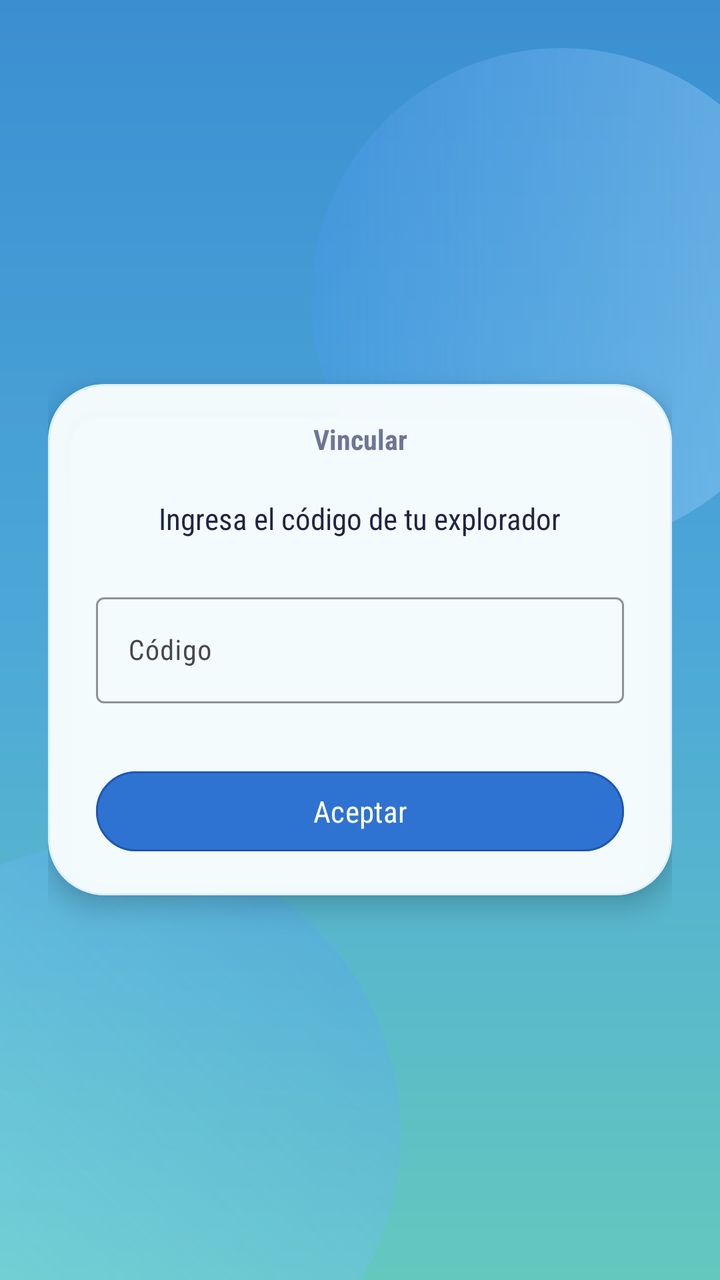
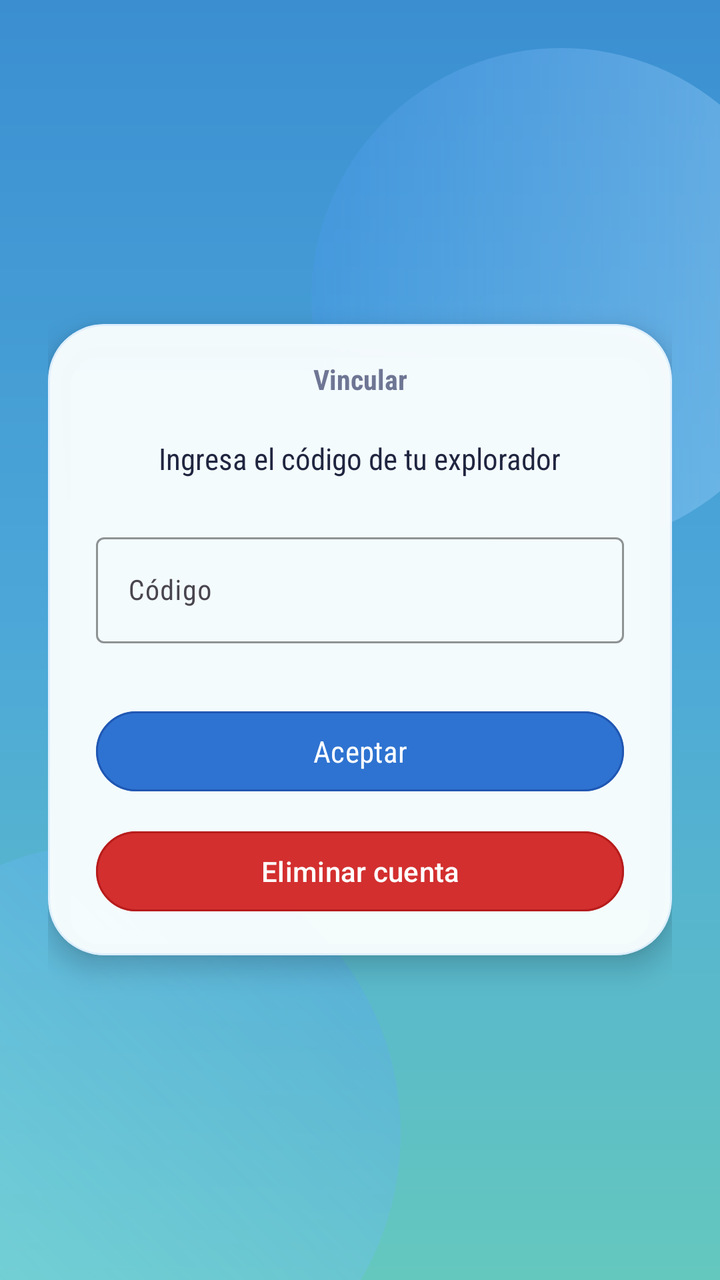

Compare the two renders of this Android layout. The source of the first and the diff that turns it into the second are given below.
<!-- AndroidManifest.xml: application theme Theme.Aura -->
<!-- res/layout/pantalla_vincular.xml -->
<?xml version="1.0" encoding="utf-8"?>
<RelativeLayout xmlns:android="http://schemas.android.com/apk/res/android"
    xmlns:app="http://schemas.android.com/apk/res-auto"
    xmlns:tools="http://schemas.android.com/tools"
    android:id="@+id/main_vincular"
    android:layout_width="match_parent"
    android:layout_height="match_parent"
    android:background="@drawable/bg_login_gradient"
    android:clipChildren="false"
    android:clipToPadding="false"
    tools:context=".PantallaVincular">

    <View
        android:id="@+id/blobTopVincular"
        android:layout_width="250dp"
        android:layout_height="250dp"
        android:layout_alignParentEnd="true"
        android:layout_marginTop="24dp"
        android:layout_marginEnd="-46dp"
        android:background="@drawable/bg_login_blob_top" />

    <View
        android:id="@+id/blobBottomVincular"
        android:layout_width="290dp"
        android:layout_height="290dp"
        android:layout_alignParentStart="true"
        android:layout_alignParentBottom="true"
        android:layout_marginStart="-90dp"
        android:layout_marginBottom="-72dp"
        android:background="@drawable/bg_login_blob_bottom" />

    <ScrollView
        android:layout_width="match_parent"
        android:layout_height="match_parent"
        android:fillViewport="true">

        <LinearLayout
            android:layout_width="match_parent"
            android:layout_height="wrap_content"
            android:orientation="vertical"
            android:gravity="center"
            android:padding="24dp"
            android:paddingTop="80dp"
            android:paddingBottom="40dp">

            
            <com.google.android.material.card.MaterialCardView
                android:id="@+id/cardVinculoActual"
                android:layout_width="match_parent"
                android:layout_height="wrap_content"
                android:layout_marginBottom="20dp"
                android:visibility="gone"
                app:cardBackgroundColor="@color/login_card_bg"
                app:cardCornerRadius="28dp"
                app:cardElevation="8dp"
                app:strokeColor="@color/login_card_stroke"
                app:strokeWidth="1dp">

                <LinearLayout
                    android:layout_width="match_parent"
                    android:layout_height="wrap_content"
                    android:orientation="vertical"
                    android:paddingStart="24dp"
                    android:paddingTop="20dp"
                    android:paddingEnd="24dp"
                    android:paddingBottom="20dp"
                    android:gravity="center">

                    <TextView
                        android:layout_width="match_parent"
                        android:layout_height="wrap_content"
                        android:fontFamily="sans-serif-condensed"
                        android:gravity="center"
                        android:text="Vínculo activo"
                        android:textColor="@color/aura_text_hint"
                        android:textSize="14sp"
                        android:textStyle="bold"
                        android:layout_marginBottom="8dp"/>

                    <TextView
                        android:layout_width="wrap_content"
                        android:layout_height="wrap_content"
                        android:fontFamily="sans-serif-condensed"
                        android:text="Código vinculado:"
                        android:textColor="@color/aura_text_primary"
                        android:textSize="14sp"
                        android:layout_marginBottom="4dp"/>

                    <TextView
                        android:id="@+id/tvCodigoVinculado"
                        android:layout_width="wrap_content"
                        android:layout_height="wrap_content"
                        android:fontFamily="sans-serif-condensed"
                        android:text="AURA-XXXXXX"
                        android:textColor="@color/login_link"
                        android:textSize="14sp"
                        android:textStyle="bold"
                        android:layout_marginBottom="24dp"/>

                    <com.google.android.material.button.MaterialButton
                        android:id="@+id/btnDesvincular"
                        android:layout_width="match_parent"
                        android:layout_height="44dp"
                        android:fontFamily="sans-serif-condensed"
                        android:text="⚠️  Desvincular"
                        android:textColor="#FFFFFF"
                        android:textSize="14sp"
                        app:backgroundTint="#D32F2F"
                        app:cornerRadius="24dp"
                        app:strokeColor="#B71C1C"
                        app:strokeWidth="1dp" />

                </LinearLayout>
            </com.google.android.material.card.MaterialCardView>

            
            <com.google.android.material.card.MaterialCardView
                android:id="@+id/cardViewVincular"
                android:layout_width="match_parent"
                android:layout_height="wrap_content"
                app:cardBackgroundColor="@color/login_card_bg"
                app:cardCornerRadius="28dp"
                app:cardElevation="8dp"
                app:strokeColor="@color/login_card_stroke"
                app:strokeWidth="1dp">

                <LinearLayout
                    android:layout_width="match_parent"
                    android:layout_height="wrap_content"
                    android:orientation="vertical"
                    android:paddingStart="24dp"
                    android:paddingTop="18dp"
                    android:paddingEnd="24dp"
                    android:paddingBottom="18dp"
                    android:gravity="center">

                    <TextView
                        android:layout_width="match_parent"
                        android:layout_height="wrap_content"
                        android:layout_marginBottom="20dp"
                        android:fontFamily="sans-serif-condensed"
                        android:gravity="center"
                        android:text="Vincular"
                        android:textColor="@color/aura_text_hint"
                        android:textSize="14sp"
                        android:textStyle="bold" />

                    <TextView
                        android:layout_width="wrap_content"
                        android:layout_height="wrap_content"
                        android:text="Ingresa el código de tu explorador"
                        android:textAlignment="center"
                        android:textColor="@color/aura_text_primary"
                        android:fontFamily="sans-serif-condensed"
                        android:textSize="15sp"
                        android:layout_marginBottom="24dp"/>

                    <com.google.android.material.textfield.TextInputLayout
                        android:id="@+id/tilCodigoVincular"
                        android:layout_width="match_parent"
                        android:layout_height="wrap_content"
                        android:layout_marginBottom="30dp"
                        app:boxBackgroundColor="@android:color/transparent"
                        app:boxStrokeColor="@color/login_input_stroke"
                        app:boxStrokeWidthFocused="2dp"
                        app:hintTextColor="@color/aura_text_hint">

                        <com.google.android.material.textfield.TextInputEditText
                            android:id="@+id/etCodigoVincular"
                            android:layout_width="match_parent"
                            android:layout_height="wrap_content"
                            android:fontFamily="sans-serif-condensed"
                            android:hint="Código"
                            android:inputType="textCapCharacters"
                            android:textAlignment="center"
                            android:textColor="@color/aura_text_primary"
                            android:textColorHint="@color/aura_text_hint"
                            android:textSize="14sp" />

                    </com.google.android.material.textfield.TextInputLayout>

                    <com.google.android.material.button.MaterialButton
                        android:id="@+id/btnAceptarVinculo"
                        android:layout_width="match_parent"
                        android:layout_height="48dp"
                        android:text="Aceptar"
                        android:textColor="@color/login_btn_text"
                        android:fontFamily="sans-serif-condensed"
                        android:textSize="15sp"
                        app:backgroundTint="@color/login_btn_bg"
                        app:cornerRadius="28dp"
                        app:strokeColor="@color/login_btn_stroke"
                        app:strokeWidth="1dp" />

                    <com.google.android.material.button.MaterialButton
                        android:id="@+id/btnRegresar"
                        android:layout_width="match_parent"
                        android:layout_height="48dp"
                        android:layout_marginTop="12dp"
                        android:text="Volver al inicio"
                        android:textColor="@color/login_btn_text"
                        android:fontFamily="sans-serif-condensed"
                        android:textSize="15sp"
                        android:visibility="gone"
                        app:backgroundTint="@color/login_btn_bg"
                        app:cornerRadius="28dp"
                        app:strokeColor="@color/login_btn_stroke"
                        app:strokeWidth="1dp" />

                </LinearLayout>
            </com.google.android.material.card.MaterialCardView>

        </LinearLayout>
    </ScrollView>

</RelativeLayout>
<!-- resources referenced by this layout -->
<resources>
  <color name="aura_text_hint">#6E7694</color>
  <color name="aura_text_primary">#202640</color>
  <color name="login_btn_bg">#2E73D1</color>
  <color name="login_btn_stroke">#2057B3</color>
  <color name="login_btn_text">#FFFFFFFF</color>
  <color name="login_card_bg">#F4FBFFFF</color>
  <color name="login_card_stroke">#90CDE7FF</color>
  <color name="login_input_stroke">#78A7D9</color>
  <color name="login_link">#2C63C9</color>
  <!-- drawable bg_login_blob_bottom (drawable) -->
  <?xml version="1.0" encoding="utf-8"?>
  <shape xmlns:android="http://schemas.android.com/apk/res/android" android:shape="oval">
      <gradient
          android:angle="45"
          android:startColor="@color/login_blob_bottom_start"
          android:endColor="@color/login_blob_bottom_end"
          android:type="linear" />
  </shape>
  <!-- drawable bg_login_blob_top (drawable) -->
  <?xml version="1.0" encoding="utf-8"?>
  <shape xmlns:android="http://schemas.android.com/apk/res/android" android:shape="oval">
      <gradient
          android:angle="180"
          android:startColor="@color/login_blob_top_start"
          android:endColor="@color/login_blob_top_end"
          android:type="linear" />
  </shape>
  <!-- drawable bg_login_gradient (drawable) -->
  <?xml version="1.0" encoding="utf-8"?>
  <shape xmlns:android="http://schemas.android.com/apk/res/android" android:shape="rectangle">
      <gradient
          android:angle="300"
          android:startColor="@color/login_bg_start"
          android:centerColor="@color/login_bg_center"
          android:endColor="@color/login_bg_end"
          android:type="linear" />
  </shape>
  <style name="Theme.Aura" parent="Base.Theme.Aura" />
  <color name="login_blob_bottom_start">#6699F0FF</color>
  <color name="login_blob_bottom_end">#333F7FFF</color>
  <color name="login_blob_top_start">#66A9D9FF</color>
  <color name="login_blob_top_end">#334D9BFF</color>
  <color name="login_bg_start">#3B8FD1</color>
  <color name="login_bg_center">#4DA8D8</color>
  <color name="login_bg_end">#65C8BE</color>
  <style name="Base.Theme.Aura" parent="Theme.Material3.DayNight.NoActionBar">
          <item name="colorPrimary">@color/aura_btn_fill</item>
          <item name="colorOnPrimary">@color/white</item>
          <item name="android:windowBackground">@color/aura_card_bg</item>
      </style>
  <color name="aura_btn_fill">#DC284F</color>
  <color name="white">#FFFFFFFF</color>
  <color name="aura_card_bg">#F7F8FC</color>
</resources>

<!-- the commit's change to res/layout/pantalla_vincular.xml (unified diff, before → after) -->
@@ -207,6 +207,20 @@
                         app:strokeColor="@color/login_btn_stroke"
                         app:strokeWidth="1dp" />
 
+                    <com.google.android.material.button.MaterialButton
+                        android:id="@+id/btnEliminarCuenta"
+                        android:layout_width="match_parent"
+                        android:layout_height="48dp"
+                        android:layout_marginTop="12dp"
+                        android:text="Eliminar cuenta"
+                        android:textAllCaps="false"
+                        android:textColor="@android:color/white"
+                        android:textSize="14sp"
+                        app:backgroundTint="#D32F2F"
+                        app:cornerRadius="28dp"
+                        app:strokeColor="#B71C1C"
+                        app:strokeWidth="1dp" />
+
                 </LinearLayout>
             </com.google.android.material.card.MaterialCardView>
 
